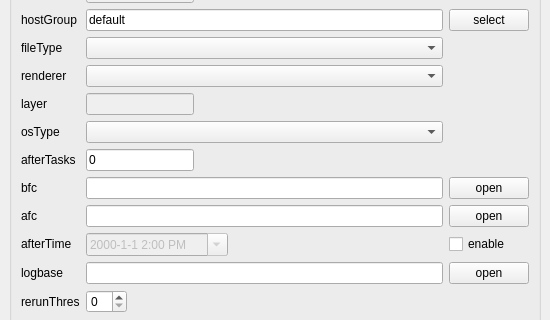
The window that rbhusUI/lib/rbhusEditMod.ui (aumanimationstudios/rbhus) describes before a commit, drawn with Qt 5; both pictures show x 0 to 550 and y 211 to 531 of the 550 by 747 pixel window.
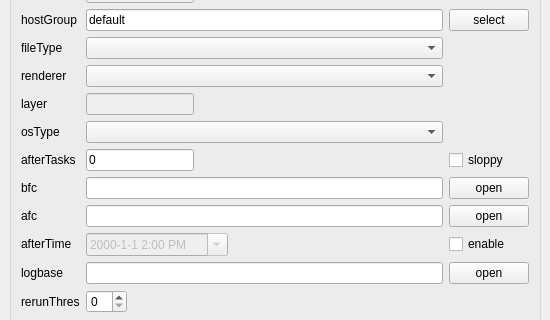
The same window after the commit.

The edit to the form file:
```diff
--- a/rbhusUI/lib/rbhusEditMod.ui
+++ b/rbhusUI/lib/rbhusEditMod.ui
@@ -751,6 +751,13 @@
          </property>
         </widget>
        </item>
+       <item row="14" column="2">
+        <widget class="QCheckBox" name="checkSloppy">
+         <property name="text">
+          <string>sloppy</string>
+         </property>
+        </widget>
+       </item>
       </layout>
      </widget>
     </item>
```
